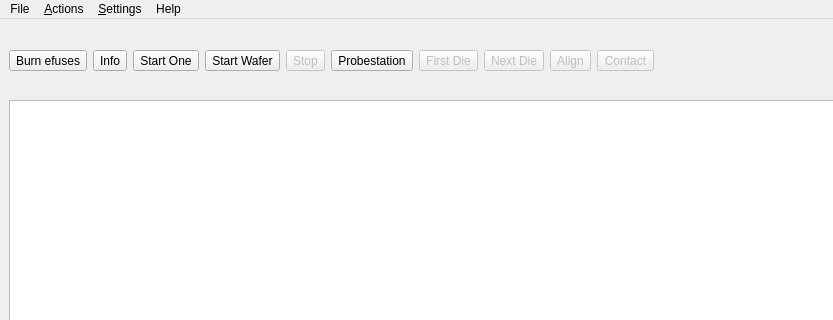
Old version of the form python/wafer/WaferProbingUI.ui in the repository navrit/dexter; both pictures show x 0 to 833 and y 0 to 320 of the 1121 by 790 pixel window.
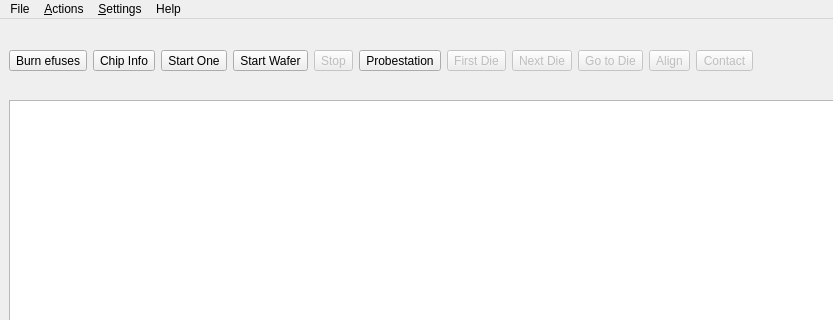
New version of the form. Icons and pictures are not drawn.

Commit message: [python] wafer probing

```diff
--- a/python/wafer/WaferProbingUI.ui
+++ b/python/wafer/WaferProbingUI.ui
@@ -44,7 +44,7 @@
       <item>
        <widget class="QToolButton" name="toolInfo">
         <property name="text">
-         <string>Info</string>
+         <string>Chip Info</string>
         </property>
         <property name="icon">
          <iconset resource="resources.qrc">
@@ -190,6 +190,29 @@
         </property>
        </widget>
       </item>
+      <item>
+       <widget class="QToolButton" name="toolGoTo">
+        <property name="enabled">
+         <bool>false</bool>
+        </property>
+        <property name="text">
+         <string>Go to Die</string>
+        </property>
+        <property name="icon">
+         <iconset resource="resources.qrc">
+          <normaloff>:/img/rotate_cw.png</normaloff>:/img/rotate_cw.png</iconset>
+        </property>
+        <property name="iconSize">
+         <size>
+          <width>48</width>
+          <height>48</height>
+         </size>
+        </property>
+        <property name="toolButtonStyle">
+         <enum>Qt::ToolButtonTextUnderIcon</enum>
+        </property>
+       </widget>
+      </item>
       <item>
        <widget class="QToolButton" name="toolProbeAlign">
         <property name="enabled">
```
Left out of the diff: 4 changed lines with no effect on the pictures. The commit also changes 7 other files.
